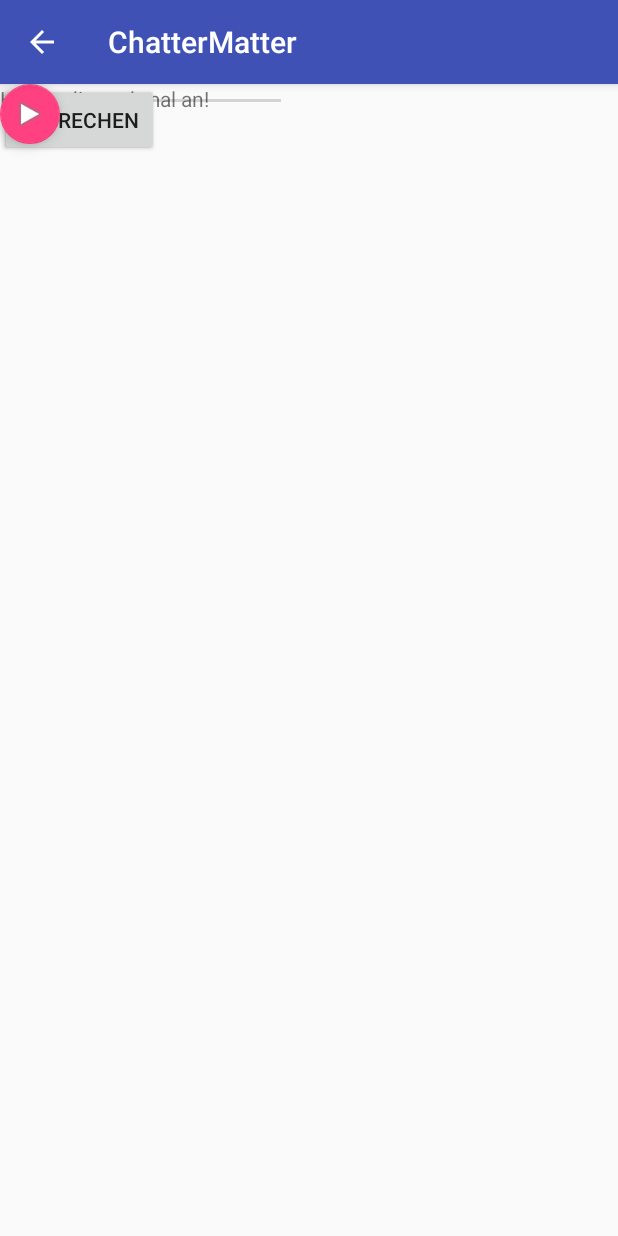
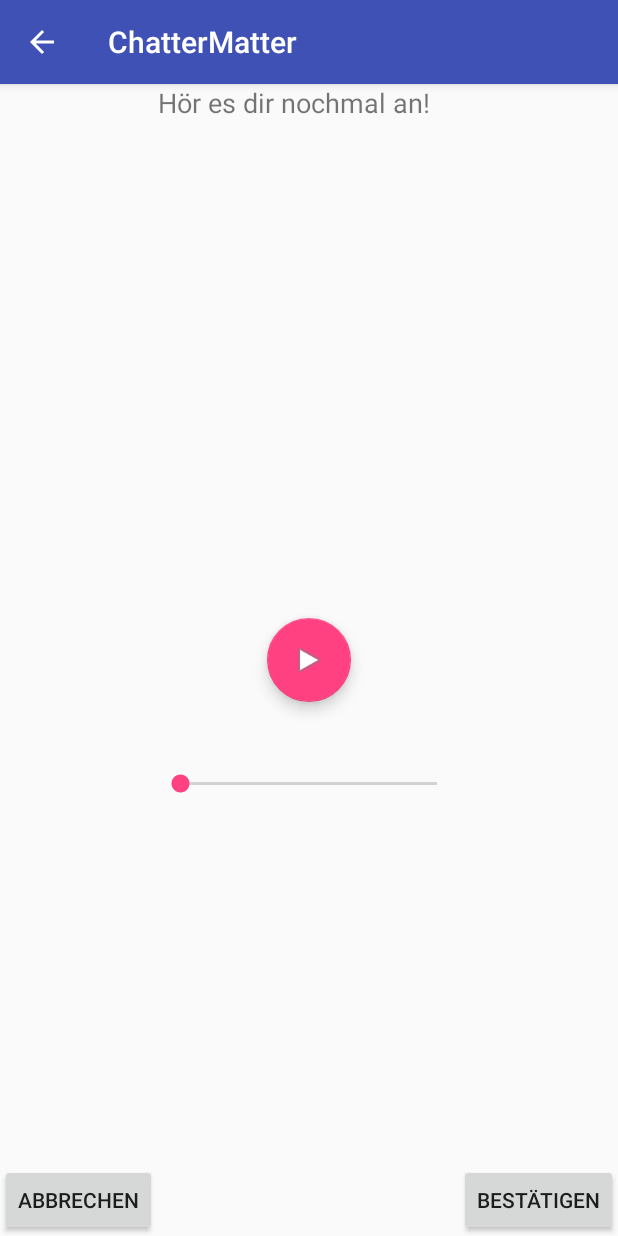
Before and after one commit to lirycw/chattermatter, an Android app: the ConfirmMessage screen opened directly, with no data from a screen before it, on a phone screen of 412 x 824 dp. Run offline under Robolectric (Android 15) with nearby library versions, the phone set to English and light mode, and no system bars; network calls fail.

Commit message:
fixed layout <3

```diff
--- a/app/src/main/res/layout/activity_main.xml
+++ b/app/src/main/res/layout/activity_main.xml
@@ -23,10 +23,4 @@
     <include layout="@layout/content_main"
         android:id="@+id/include" />
 
-    <TextView
-        android:id="@+id/textView2"
-        android:layout_width="match_parent"
-        android:layout_height="wrap_content"
-        android:text="TextView" />
-
 </android.support.design.widget.CoordinatorLayout>
--- a/app/src/main/res/layout/confirm_message.xml
+++ b/app/src/main/res/layout/confirm_message.xml
@@ -1,50 +1,55 @@
 <?xml version="1.0" encoding="utf-8"?>
-<android.support.constraint.ConstraintLayout
-    xmlns:android="http://schemas.android.com/apk/res/android"
+<RelativeLayout xmlns:android="http://schemas.android.com/apk/res/android"
     xmlns:app="http://schemas.android.com/apk/res-auto"
     xmlns:tools="http://schemas.android.com/tools"
     android:layout_width="match_parent"
-    android:layout_height="match_parent">
+    android:layout_height="match_parent"
+    app:layout_behavior="@string/appbar_scrolling_view_behavior"
+    tools:context="ch.nedlox.chattermatter.MainActivity"
+    tools:layout_editor_absoluteY="81dp"
+    tools:layout_editor_absoluteX="0dp">
 
     <Button
         android:id="@+id/button5"
         android:layout_width="wrap_content"
         android:layout_height="wrap_content"
         android:text="Bestätigen"
-        tools:layout_editor_absoluteX="64dp"
-        tools:layout_editor_absoluteY="431dp" />
+        android:layout_alignParentBottom="true"
+        android:layout_alignParentRight="true" />
 
     <Button
         android:id="@+id/button6"
         android:layout_width="wrap_content"
         android:layout_height="wrap_content"
         android:text="Abbrechen"
-        tools:layout_editor_absoluteX="217dp"
-        tools:layout_editor_absoluteY="431dp" />
+        android:layout_alignParentBottom="true"
+        android:layout_alignParentLeft="true" />
 
     <SeekBar
         android:id="@+id/seekBar"
         android:layout_width="203dp"
         android:layout_height="22dp"
-        tools:layout_editor_absoluteY="274dp"
-        tools:layout_editor_absoluteX="91dp" />
+        android:layout_alignTop="@+id/play_bttn"
+        android:layout_centerHorizontal="true"
+        android:layout_marginTop="99dp" />
 
     <TextView
         android:id="@+id/textView"
         android:layout_width="201dp"
         android:layout_height="37dp"
         android:text="Hör es dir nochmal an!"
-        tools:layout_editor_absoluteX="92dp"
-        tools:layout_editor_absoluteY="92dp" />
+        android:textSize="18dp"
+        android:layout_alignParentTop="true"
+        android:layout_centerHorizontal="true" />
 
     <android.support.design.widget.FloatingActionButton
         android:id="@+id/play_bttn"
         android:layout_width="wrap_content"
         android:layout_height="wrap_content"
         android:clickable="true"
-        app:fabSize="mini"
+        app:fabSize="normal"
         app:srcCompat="@android:drawable/ic_media_play"
-        tools:layout_editor_absoluteX="152dp"
-        tools:layout_editor_absoluteY="185dp" />
+        android:layout_centerVertical="true"
+        android:layout_centerHorizontal="true" />
 
-</android.support.constraint.ConstraintLayout>
+</RelativeLayout>
```
Also changed, not shown: app/src/main/res/layout/content_main.xml (+21 -13 lines), app/src/main/res/layout/record_main.xml (+9 -16 lines).
